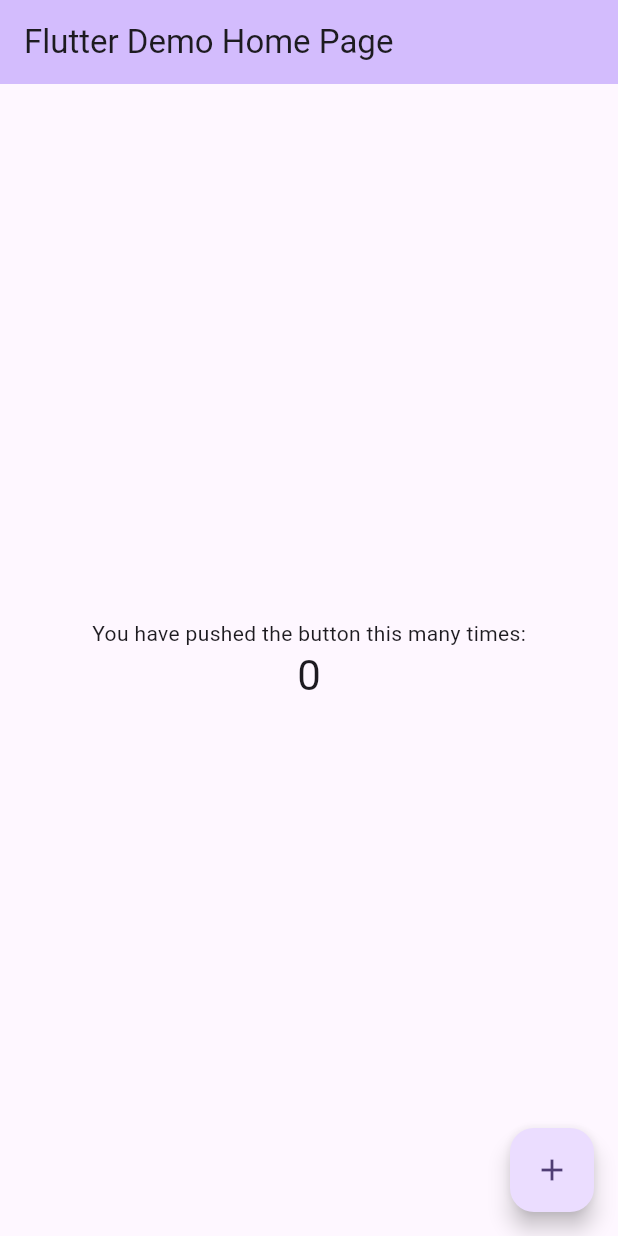
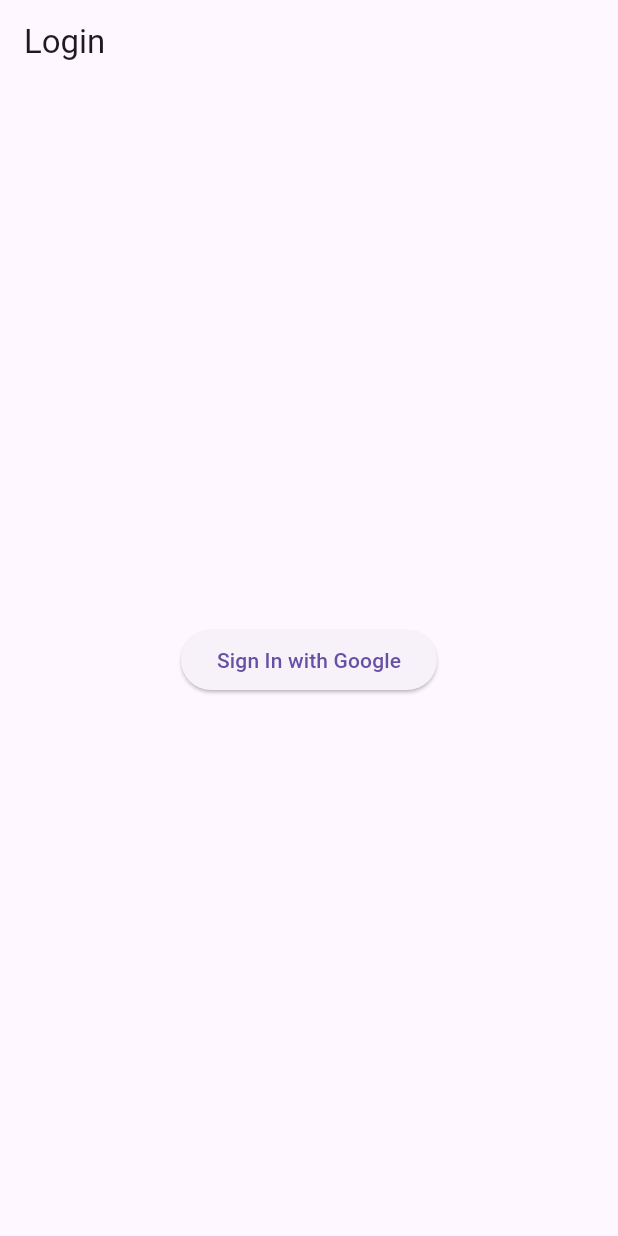
Before and after one commit to oofxy/tugas_mobile_firebase, a Flutter app: the screen it shows after launch, on a phone screen of 412 x 824 dp. Run offline on Flutter 3.47's test engine with Material 3 defaults, Android fonts, the phone set to English and light mode, and no system bars; our stand-ins replace firebase_auth, firebase_core, get, google_sign_in; accounts and stored records are empty.

Commit message:
Feat:[RA] Login with Google

```diff
--- /dev/null
+++ b/lib/bindings/auth_bindings.dart
@@ -0,0 +1,9 @@
+import 'package:get/get.dart';
+import 'package:tugas_mobile_firebase/controllers/auth_controller.dart';
+
+class AuthBindings extends Bindings {
+  @override
+  void dependencies() {
+    Get.put(FirebaseController()); // Make it globally accessible
+  }
+}
--- a/lib/main.dart
+++ b/lib/main.dart
@@ -1,6 +1,11 @@
+import 'package:firebase_core/firebase_core.dart';
 import 'package:flutter/material.dart';
+import 'package:get/get.dart';
+import 'package:tugas_mobile_firebase/route/app_route.dart';
 
-void main() {
+void main() async {
+  WidgetsFlutterBinding.ensureInitialized();
+  await Firebase.initializeApp();
   runApp(const MyApp());
 }
 
@@ -10,116 +15,9 @@ class MyApp extends StatelessWidget {
   // This widget is the root of your application.
   @override
   Widget build(BuildContext context) {
-    return MaterialApp(
-      title: 'Flutter Demo',
-      theme: ThemeData(
-        // This is the theme of your application.
-        //
-        // TRY THIS: Try running your application with "flutter run". You'll see
-        // the application has a purple toolbar. Then, without quitting the app,
-        // try changing the seedColor in the colorScheme below to Colors.green
-        // and then invoke "hot reload" (save your changes or press the "hot
-        // reload" button in a Flutter-supported IDE, or press "r" if you used
-        // the command line to start the app).
-        //
-        // Notice that the counter didn't reset back to zero; the application
-        // state is not lost during the reload. To reset the state, use hot
-        // restart instead.
-        //
-        // This works for code too, not just values: Most code changes can be
-        // tested with just a hot reload.
-        colorScheme: ColorScheme.fromSeed(seedColor: Colors.deepPurple),
-        useMaterial3: true,
-      ),
-      home: const MyHomePage(title: 'Flutter Demo Home Page'),
+    return GetMaterialApp(
+      initialRoute: AppRoot.splash,
+      getPages: AppPages.pages,
     );
   }
 }
-
-class MyHomePage extends StatefulWidget {
-  const MyHomePage({super.key, required this.title});
-
-  // This widget is the home page of your application. It is stateful, meaning
-  // that it has a State object (defined below) that contains fields that affect
-  // how it looks.
-
-  // This class is the configuration for the state. It holds the values (in this
-  // case the title) provided by the parent (in this case the App widget) and
-  // used by the build method of the State. Fields in a Widget subclass are
-  // always marked "final".
-
-  final String title;
-
-  @override
-  State<MyHomePage> createState() => _MyHomePageState();
-}
-
-class _MyHomePageState extends State<MyHomePage> {
-  int _counter = 0;
-
-  void _incrementCounter() {
-    setState(() {
-      // This call to setState tells the Flutter framework that something has
-      // changed in this State, which causes it to rerun the build method below
-      // so that the display can reflect the updated values. If we changed
-      // _counter without calling setState(), then the build method would not be
-      // called again, and so nothing would appear to happen.
-      _counter++;
-    });
-  }
-
-  @override
-  Widget build(BuildContext context) {
-    // This method is rerun every time setState is called, for instance as done
-    // by the _incrementCounter method above.
-    //
-    // The Flutter framework has been optimized to make rerunning build methods
-    // fast, so that you can just rebuild anything that needs updating rather
-    // than having to individually change instances of widgets.
-    return Scaffold(
-      appBar: AppBar(
-        // TRY THIS: Try changing the color here to a specific color (to
-        // Colors.amber, perhaps?) and trigger a hot reload to see the AppBar
-        // change color while the other colors stay the same.
-        backgroundColor: Theme.of(context).colorScheme.inversePrimary,
-        // Here we take the value from the MyHomePage object that was created by
-        // the App.build method, and use it to set our appbar title.
-        title: Text(widget.title),
-      ),
-      body: Center(
-        // Center is a layout widget. It takes a single child and positions it
-        // in the middle of the parent.
-        child: Column(
-          // Column is also a layout widget. It takes a list of children and
-          // arranges them vertically. By default, it sizes itself to fit its
-          // children horizontally, and tries to be as tall as its parent.
-          //
-          // Column has various properties to control how it sizes itself and
-          // how it positions its children. Here we use mainAxisAlignment to
-          // center the children vertically; the main axis here is the vertical
-          // axis because Columns are vertical (the cross axis would be
-          // horizontal).
-          //
-          // TRY THIS: Invoke "debug painting" (choose the "Toggle Debug Paint"
-          // action in the IDE, or press "p" in the console), to see the
-          // wireframe for each widget.
-          mainAxisAlignment: MainAxisAlignment.center,
-          children: <Widget>[
-            const Text(
-              'You have pushed the button this many times:',
-            ),
-            Text(
-              '$_counter',
-              style: Theme.of(context).textTheme.headlineMedium,
-            ),
-          ],
-        ),
-      ),
-      floatingActionButton: FloatingActionButton(
-        onPressed: _incrementCounter,
-        tooltip: 'Increment',
-        child: const Icon(Icons.add),
-      ), // This trailing comma makes auto-formatting nicer for build methods.
-    );
-  }
-}
--- /dev/null
+++ b/lib/models/note_model.dart
@@ -0,0 +1,6 @@
+class NoteModel {
+  final String text;
+  final String title;
+
+  NoteModel({required this.text, required this.title});
+}
--- /dev/null
+++ b/lib/models/user_model.dart
@@ -0,0 +1,5 @@
+class UserModel {
+  final String uid;
+
+  UserModel({ required this.uid });
+}
--- /dev/null
+++ b/lib/pages/login_page.dart
@@ -0,0 +1,27 @@
+import 'package:flutter/material.dart';
+import 'package:get/get.dart';
+import 'package:tugas_mobile_firebase/controllers/auth_controller.dart';
+
+import '../route/app_route.dart';
+
+class LoginPage extends StatelessWidget {
+  final FirebaseController firebaseController = Get.find();
+
+  @override
+  Widget build(BuildContext context) {
+    return Scaffold(
+      appBar: AppBar(title: Text('Login')),
+      body: Center(
+        child: ElevatedButton(
+          onPressed: () async {
+            await firebaseController.signInWithGoogle();
+            if (firebaseController.isSignedIn.value) {
+              Get.toNamed(AppRoot.home);
+            }
+          },
+          child: Text('Sign In with Google'),
+        ),
+      ),
+    );
+  }
+}
--- /dev/null
+++ b/lib/route/app_route.dart
@@ -0,0 +1,31 @@
+import 'package:get/get.dart';
+import 'package:tugas_mobile_firebase/bindings/auth_bindings.dart';
+import 'package:tugas_mobile_firebase/pages/home_page.dart';
+import 'package:tugas_mobile_firebase/pages/login_page.dart';
+import 'package:tugas_mobile_firebase/pages/splash_page.dart';
+
+class AppRoot {
+  static const splash = '/splash';
+  static const login = '/login';
+  static const home = '/home';
+}
+
+class AppPages {
+  static final pages = [
+    GetPage(
+      name: AppRoot.splash,
+      page: () => SplashPage(),
+      binding: AuthBindings(),
+    ),
+    GetPage(
+      name: AppRoot.login,
+      page: () => LoginPage(),
+      binding: AuthBindings(),
+    ),
+    GetPage(
+      name: AppRoot.home,
+      page: () => HomePage(),
+      binding: AuthBindings(),
+    ),
+  ];
+}
--- a/pubspec.yaml
+++ b/pubspec.yaml
@@ -35,10 +35,10 @@ dependencies:
   # The following adds the Cupertino Icons font to your application.
   # Use with the CupertinoIcons class for iOS style icons.
   cupertino_icons: ^1.0.8
-  cloud_firestore: ^5.6.0
   get: ^4.6.6
   firebase_auth: ^5.3.4
-  validators: ^3.0.0
+  firebase_core: ^3.9.0
+  google_sign_in: ^6.2.2
 
 dev_dependencies:
   flutter_test:
```
Also changed, not shown: lib/controllers/auth_controller.dart (added, +58 -0 lines), lib/pages/home_page.dart (added, +32 -0 lines), lib/pages/splash_page.dart (added, +29 -0 lines), pubspec.lock, 1 other file.
